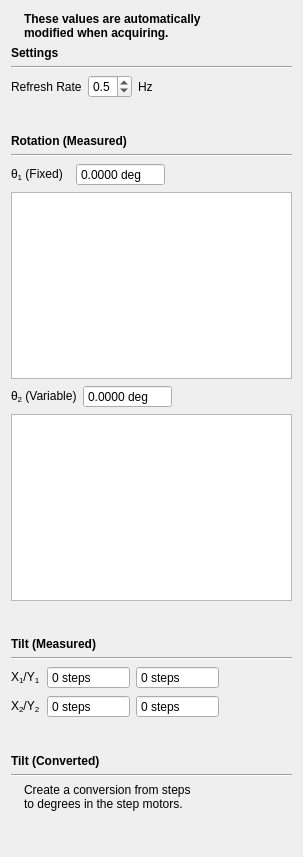
Before: the Qt Designer form client/src/windows/position_window.ui in lPrimemaster/DCScan-GUI, drawn with Qt 5.
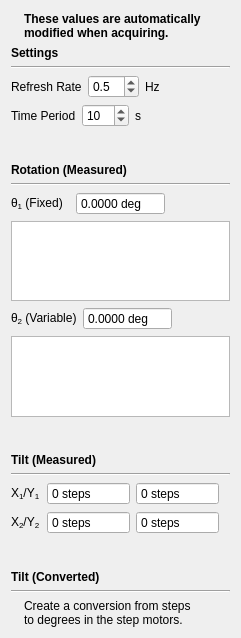
After: the same form once the commit is applied. Icons and pictures are not drawn. Custom widgets are drawn as their Qt base class.

Commit message: Add PID settings to the freejog window. Add angle realtime graphs.

What changed in the file:
```diff
--- a/client/src/windows/position_window.ui
+++ b/client/src/windows/position_window.ui
@@ -6,8 +6,8 @@
    <rect>
     <x>0</x>
     <y>0</y>
-    <width>303</width>
-    <height>857</height>
+    <width>241</width>
+    <height>638</height>
    </rect>
   </property>
   <property name="windowTitle">
@@ -102,7 +102,7 @@
         <number>1</number>
        </property>
        <property name="maximum">
-        <double>5.000000000000000</double>
+        <double>20.000000000000000</double>
        </property>
        <property name="singleStep">
         <double>0.100000000000000</double>
@@ -134,6 +134,50 @@
      </item>
     </layout>
    </item>
+   <item>
+    <layout class="QHBoxLayout" name="horizontalLayout_5">
+     <item>
+      <widget class="QLabel" name="label_6">
+       <property name="text">
+        <string>Time Period</string>
+       </property>
+      </widget>
+     </item>
+     <item>
+      <widget class="QSpinBox" name="spinBox">
+       <property name="minimum">
+        <number>1</number>
+       </property>
+       <property name="maximum">
+        <number>900</number>
+       </property>
+       <property name="value">
+        <number>10</number>
+       </property>
+      </widget>
+     </item>
+     <item>
+      <widget class="QLabel" name="label_7">
+       <property name="text">
+        <string>s</string>
+       </property>
+      </widget>
+     </item>
+     <item>
+      <spacer name="horizontalSpacer_5">
+       <property name="orientation">
+        <enum>Qt::Horizontal</enum>
+       </property>
+       <property name="sizeHint" stdset="0">
+        <size>
+         <width>40</width>
+         <height>20</height>
+        </size>
+       </property>
+      </spacer>
+     </item>
+    </layout>
+   </item>
    <item>
     <spacer name="verticalSpacer_2">
      <property name="orientation">
@@ -223,7 +267,20 @@
     </layout>
    </item>
    <item>
-    <widget class="QChartView" name="angle1_plot"/>
+    <widget class="QChartView" name="angle1_plot">
+     <property name="minimumSize">
+      <size>
+       <width>0</width>
+       <height>70</height>
+      </size>
+     </property>
+     <property name="maximumSize">
+      <size>
+       <width>16777215</width>
+       <height>16777215</height>
+      </size>
+     </property>
+    </widget>
    </item>
    <item>
     <layout class="QHBoxLayout" name="horizontalLayout_4">
@@ -275,7 +332,20 @@
     </layout>
    </item>
    <item>
-    <widget class="QChartView" name="angle2_plot"/>
+    <widget class="QChartView" name="angle2_plot">
+     <property name="minimumSize">
+      <size>
+       <width>0</width>
+       <height>70</height>
+      </size>
+     </property>
+     <property name="maximumSize">
+      <size>
+       <width>16777215</width>
+       <height>16777215</height>
+      </size>
+     </property>
+    </widget>
    </item>
    <item>
     <spacer name="verticalSpacer_3">
```
The commit also changes 5 other files.
